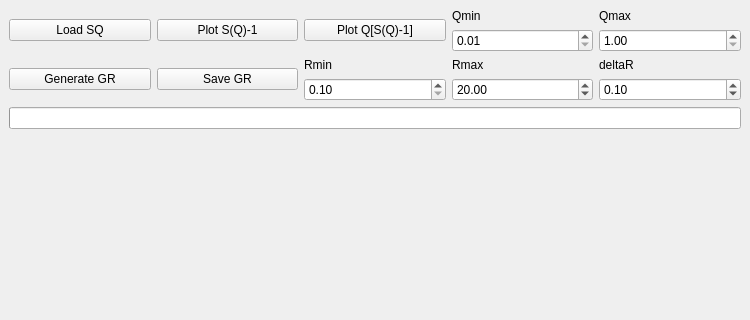
Before: the Qt Designer form designer/gui_fgr3.ui in neutrons/addie, drawn with Qt 5; both pictures show x 0 to 750 and y 0 to 320 of the 750 by 800 pixel window.
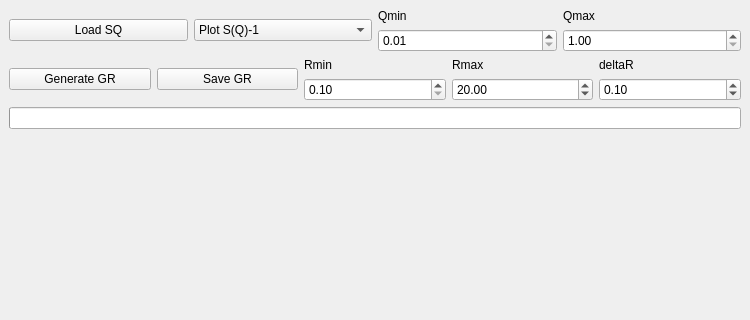
After: the same form once the commit is applied. Icons and pictures are not drawn. Custom widgets are drawn as their Qt base class.

Commit message:
Refine ability to select Fourier representation
This adds more options to the combo box and refactors the plotting
function to use it.

Patch:
```diff
--- a/designer/gui_fgr3.ui
+++ b/designer/gui_fgr3.ui
@@ -32,23 +32,25 @@
        </widget>
       </item>
       <item>
-       <widget class="QPushButton" name="btnPlotSQ">
+       <widget class="QComboBox" name="comboRecipType">
+        <property name="currentIndex">
+         <number>1</number>
+        </property>
+        <item>
+         <property name="text">
+          <string>Plot S(Q)</string>
+         </property>
+        </item>
+        <item>
         <property name="text">
          <string>Plot S(Q)-1</string>
         </property>
-       </widget>
       </item>
       <item>
-       <widget class="QPushButton" name="btnPlotQSQ">
-        <property name="sizePolicy">
-         <sizepolicy hsizetype="Preferred" vsizetype="Fixed">
-          <horstretch>0</horstretch>
-          <verstretch>0</verstretch>
-         </sizepolicy>
-        </property>
         <property name="text">
          <string>Plot Q[S(Q)-1]</string>
         </property>
+        </item>
        </widget>
       </item>
       <item>
```
Lines whose indentation alone changed are shown as unchanged. The commit also changes 1 other file.
